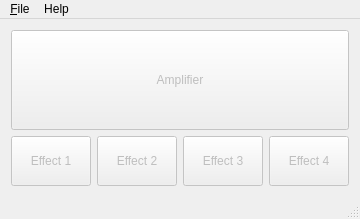
Old version of the form plug/mainwindow.ui in the repository b2ornot2b/plug.
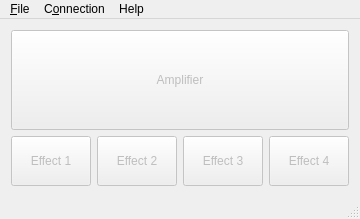
New version of the form.

The edit to the form file:
```diff
--- a/plug/mainwindow.ui
+++ b/plug/mainwindow.ui
@@ -107,7 +107,7 @@
      <x>0</x>
      <y>0</y>
      <width>351</width>
-     <height>21</height>
+     <height>20</height>
     </rect>
    </property>
    <widget class="QMenu" name="menuFile">
@@ -125,7 +125,15 @@
     </property>
     <addaction name="actionAbout"/>
    </widget>
+   <widget class="QMenu" name="menuConnection">
+    <property name="title">
+     <string>C&amp;onnection</string>
+    </property>
+    <addaction name="actionConnect"/>
+    <addaction name="actionDisconnect"/>
+   </widget>
    <addaction name="menuFile"/>
+   <addaction name="menuConnection"/>
    <addaction name="menuHelp"/>
   </widget>
   <widget class="QStatusBar" name="statusBar"/>
```
Left out of the diff: 18 changed lines with no effect on the pictures.
